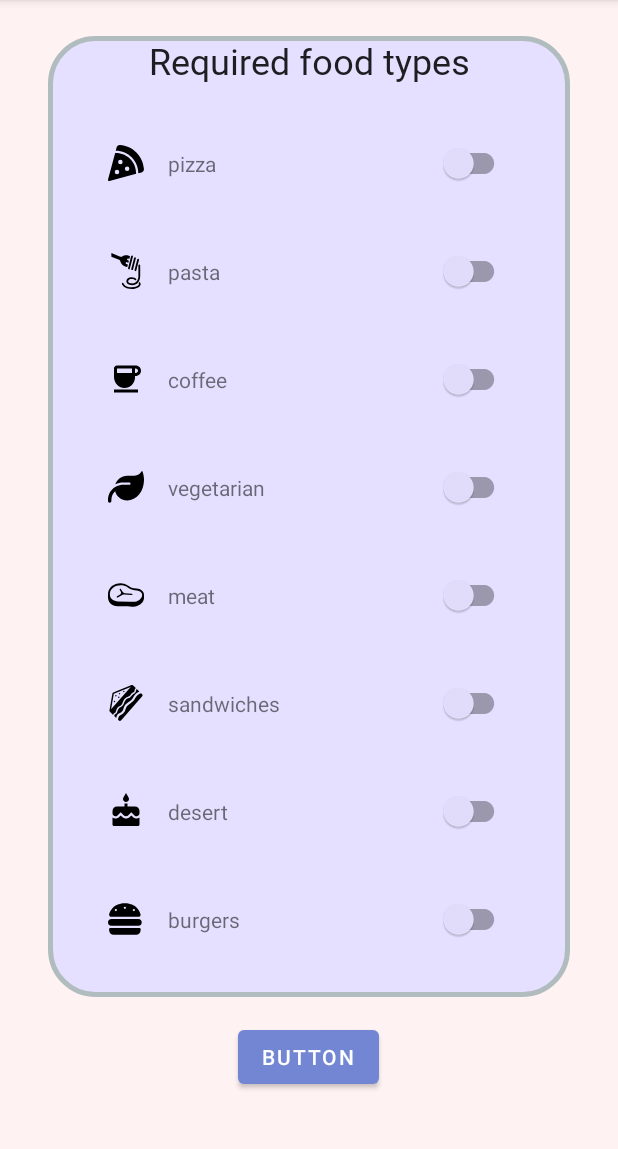
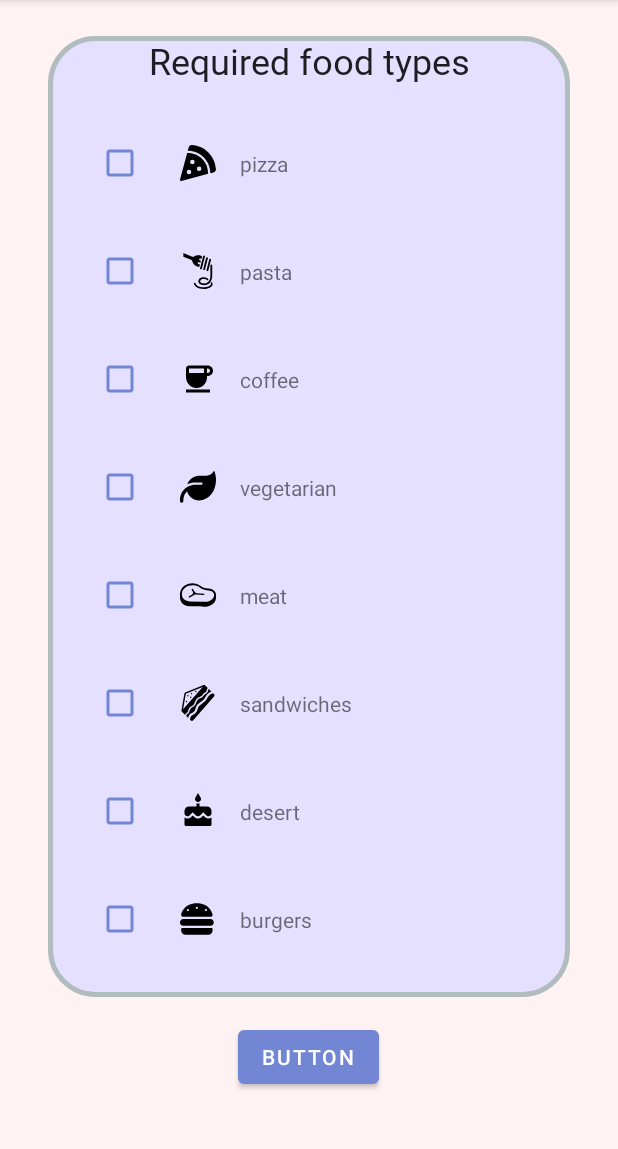
Before and after one commit to wayne1512/cis2208-foodnow, an Android app: the FiltersActivity screen opened directly, with no data from a screen before it, on a phone screen of 412 x 824 dp, the part 84-1233 px from its top. Run offline under Robolectric (Android 15) with nearby library versions, the light colour scheme and no system bars.

Commit message:
changed filters from switch to checkbox

```diff
--- a/app/src/main/java/com/example/foodnow/ui/FilterFoodTypeItemCardAdapter.java
+++ b/app/src/main/java/com/example/foodnow/ui/FilterFoodTypeItemCardAdapter.java
@@ -4,6 +4,7 @@ import android.content.Context;
 import android.view.LayoutInflater;
 import android.view.View;
 import android.view.ViewGroup;
+import android.widget.CheckBox;
 import android.widget.CompoundButton;
 import android.widget.ImageView;
 import android.widget.TextView;
@@ -64,7 +65,7 @@ public class FilterFoodTypeItemCardAdapter extends RecyclerView.Adapter<FilterFo
         public ImageView imageView;
         public TextView textView;
 
-        public SwitchMaterial requiredSwitch;
+        public CheckBox requiredSwitch;
 
 
 
--- a/app/src/main/res/layout/layout_filter_foodtype_item.xml
+++ b/app/src/main/res/layout/layout_filter_foodtype_item.xml
@@ -7,13 +7,22 @@
     android:layout_marginHorizontal="8dp"
     android:layout_marginVertical="12dp">
 
+    <CheckBox
+        android:id="@+id/filter_foodtype_rowitem_switch"
+        android:layout_width="wrap_content"
+        android:layout_height="wrap_content"
+        android:buttonTint="@color/light_blue"
+        app:layout_constraintBottom_toBottomOf="parent"
+        app:layout_constraintStart_toStartOf="parent"
+        app:layout_constraintTop_toTopOf="parent" />
+
     <ImageView
         android:id="@+id/filter_foodtype_rowitem_image"
         android:layout_width="24dp"
         android:layout_height="24dp"
         android:layout_marginStart="16dp"
         app:layout_constraintBottom_toBottomOf="parent"
-        app:layout_constraintStart_toStartOf="parent"
+        app:layout_constraintStart_toEndOf="@+id/filter_foodtype_rowitem_switch"
         app:layout_constraintTop_toTopOf="parent"
         app:srcCompat="@drawable/ic_fooditem_burger_24dp" />
 
@@ -27,16 +36,4 @@
         app:layout_constraintStart_toEndOf="@+id/filter_foodtype_rowitem_image"
         app:layout_constraintTop_toTopOf="@+id/filter_foodtype_rowitem_image" />
 
-    <com.google.android.material.switchmaterial.SwitchMaterial
-        android:id="@+id/filter_foodtype_rowitem_switch"
-        android:layout_width="wrap_content"
-        android:layout_height="wrap_content"
-        android:layout_marginStart="16dp"
-        android:layout_marginEnd="16dp"
-        app:layout_constraintBottom_toBottomOf="parent"
-        app:layout_constraintEnd_toEndOf="parent"
-        app:layout_constraintHorizontal_bias="1.0"
-        app:layout_constraintStart_toEndOf="@+id/filter_foodtype_rowitem_text"
-        app:layout_constraintTop_toTopOf="parent" />
-
 </androidx.constraintlayout.widget.ConstraintLayout>
```
Also changed, not shown: app/src/main/assets/raw/restaurants.json (+8 -8 lines).
